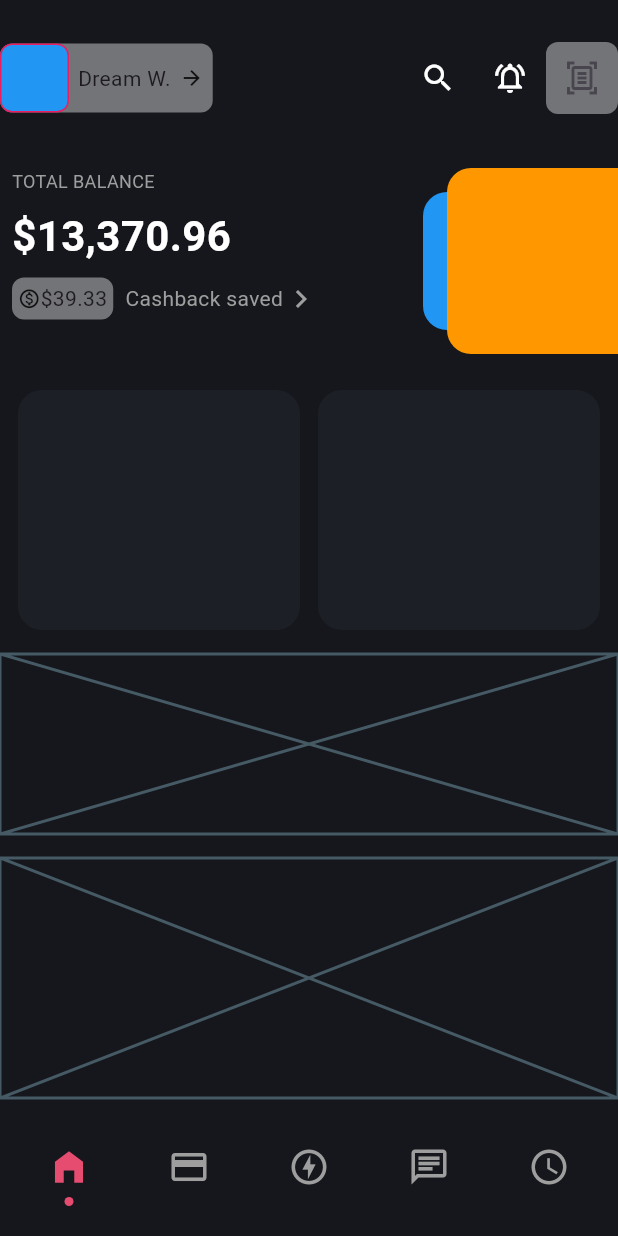
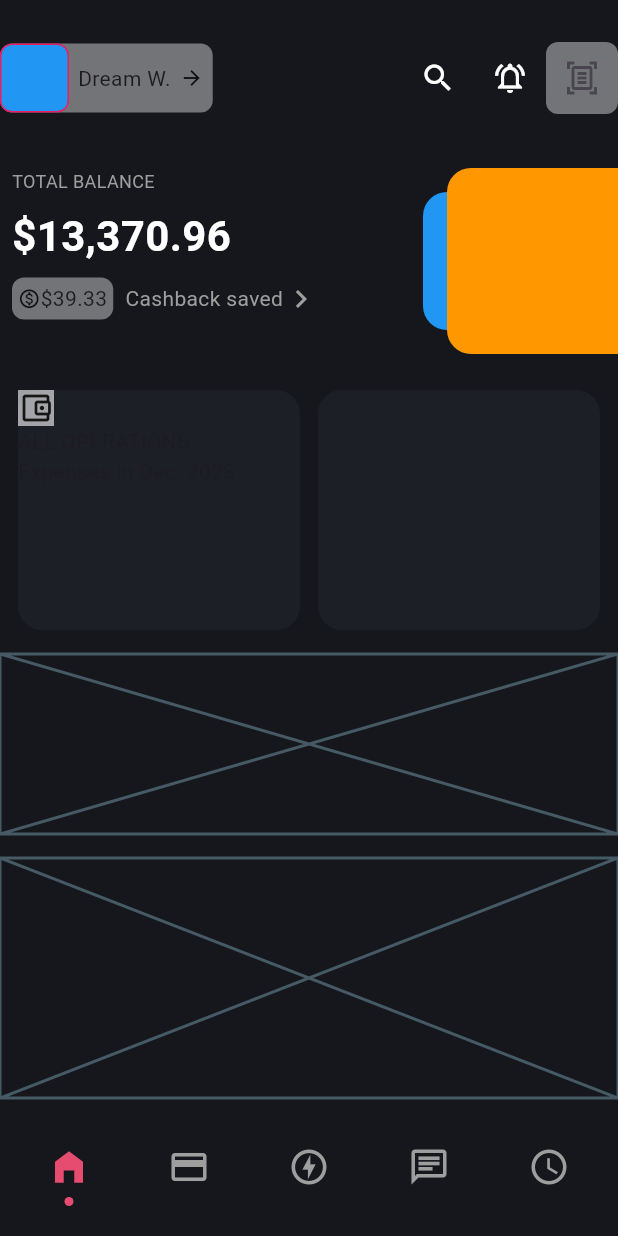
Before and after one commit to JAICHANGPARK/flutter_notebook_chapter_35, a Flutter app: the BankingHomePage screen opened directly, on a phone screen of 412 x 824 dp. Run offline on Flutter 3.47's test engine with Material 3 defaults, Android fonts, the phone set to English and light mode, and no system bars; our stand-ins replace gap.

Commit message:
Update banking_home_page.dart

```diff
--- a/lib/ep1767_banking_app/views/banking_home_page.dart
+++ b/lib/ep1767_banking_app/views/banking_home_page.dart
@@ -188,12 +188,18 @@ class _BankingHomePageState extends State<BankingHomePage> {
                           borderRadius: BorderRadius.circular(16),
                         ),
                         child: Column(
+                          crossAxisAlignment: CrossAxisAlignment.start,
                           children: [
                             Container(
                               decoration: BoxDecoration(
                                 color: Colors.white.withOpacity(.6),
                               ),
-                            )
+                              child: Icon(
+                                Icons.account_balance_wallet_outlined,
+                              ),
+                            ),
+                            Text("ALL OPERATIONS"),
+                            Text("Expenses in Dec, 2023"),
                           ],
                         ),
                       ),
```
